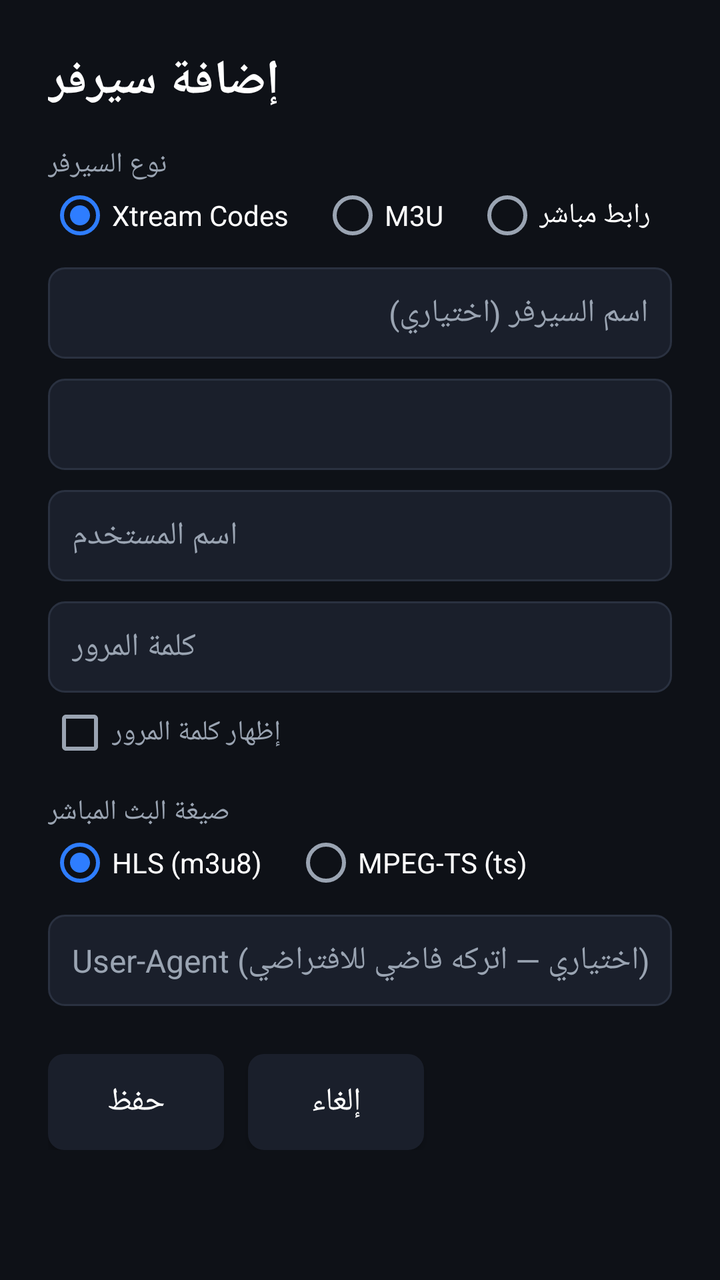
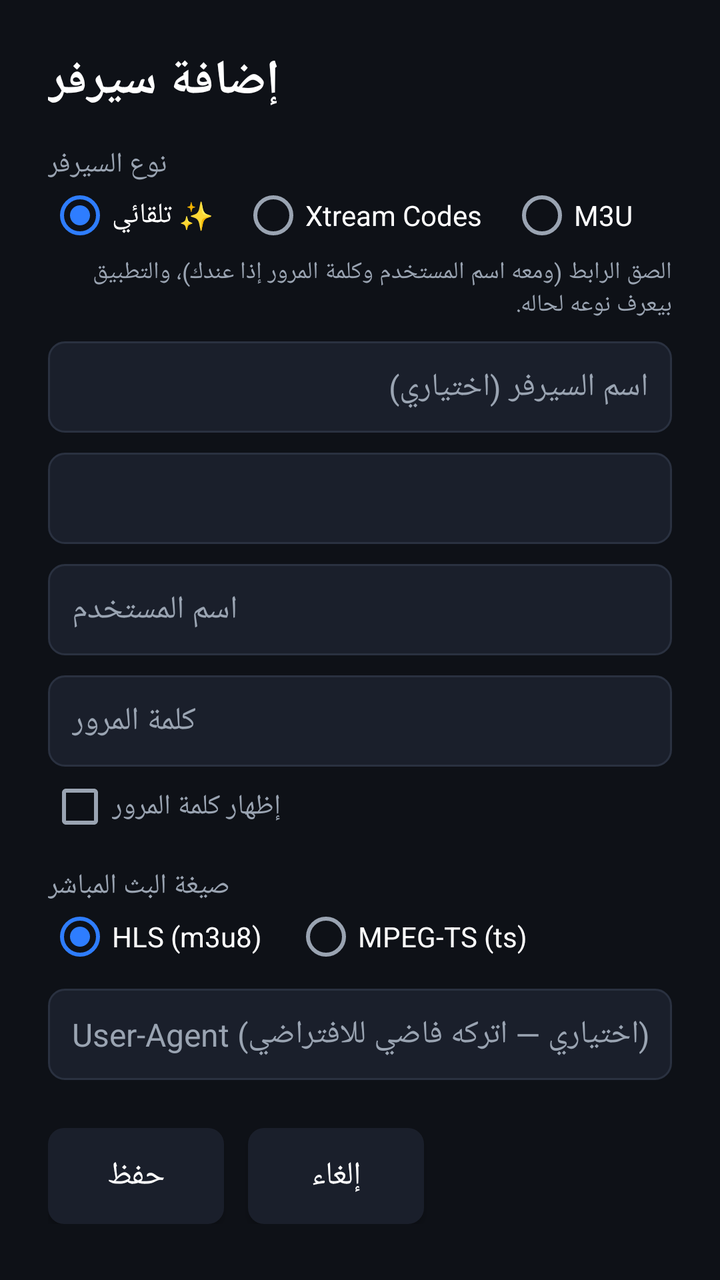

The first picture is an Android layout as it rendered before a commit; the second is the same layout after the commit. The layout source and the unified diff follow.
<!-- AndroidManifest.xml: application theme AppTheme -->
<!-- res/layout/activity_add_server.xml -->
<?xml version="1.0" encoding="utf-8"?>
<ScrollView xmlns:android="http://schemas.android.com/apk/res/android"
    android:layout_width="match_parent"
    android:layout_height="match_parent"
    android:fillViewport="true">

    <LinearLayout
        android:layout_width="match_parent"
        android:layout_height="wrap_content"
        android:layout_gravity="center_horizontal"
        android:orientation="vertical"
        android:padding="24dp">

        <TextView
            android:id="@+id/heading"
            android:layout_width="wrap_content"
            android:layout_height="wrap_content"
            android:text="إضافة سيرفر"
            android:textColor="@color/text"
            android:textSize="24sp"
            android:textStyle="bold" />

        <TextView
            android:layout_width="wrap_content"
            android:layout_height="wrap_content"
            android:layout_marginTop="16dp"
            android:text="@string/server_type"
            android:textColor="@color/text_dim" />

        <RadioGroup
            android:id="@+id/typeGroup"
            android:layout_width="match_parent"
            android:layout_height="wrap_content"
            android:checkedButton="@+id/rbXtream"
            android:orientation="horizontal">

            <RadioButton
                android:id="@+id/rbXtream"
                android:layout_width="wrap_content"
                android:layout_height="wrap_content"
                android:layout_marginEnd="16dp"
                android:text="Xtream Codes"
                android:textColor="@color/text" />

            <RadioButton
                android:id="@+id/rbM3u"
                android:layout_width="wrap_content"
                android:layout_height="wrap_content"
                android:layout_marginEnd="16dp"
                android:text="M3U"
                android:textColor="@color/text" />

            <RadioButton
                android:id="@+id/rbDirect"
                android:layout_width="wrap_content"
                android:layout_height="wrap_content"
                android:text="رابط مباشر"
                android:textColor="@color/text" />
        </RadioGroup>

        <EditText
            android:id="@+id/name"
            style="@style/TvInput"
            android:layout_width="match_parent"
            android:layout_height="wrap_content"
            android:hint="@string/server_name"
            android:inputType="text" />

        <EditText
            android:id="@+id/url"
            style="@style/TvInput"
            android:layout_width="match_parent"
            android:layout_height="wrap_content"
            android:inputType="textUri"
            android:textDirection="ltr" />

        <LinearLayout
            android:id="@+id/xtreamFields"
            android:layout_width="match_parent"
            android:layout_height="wrap_content"
            android:orientation="vertical">

            <EditText
                android:id="@+id/username"
                style="@style/TvInput"
                android:layout_width="match_parent"
                android:layout_height="wrap_content"
                android:hint="@string/username"
                android:inputType="text"
                android:textDirection="ltr" />

            <EditText
                android:id="@+id/password"
                style="@style/TvInput"
                android:layout_width="match_parent"
                android:layout_height="wrap_content"
                android:hint="@string/password"
                android:inputType="textPassword"
                android:textDirection="ltr" />

            <CheckBox
                android:id="@+id/showPassword"
                android:layout_width="wrap_content"
                android:layout_height="wrap_content"
                android:layout_marginTop="4dp"
                android:text="إظهار كلمة المرور"
                android:textColor="@color/text_dim" />

            <TextView
                android:layout_width="wrap_content"
                android:layout_height="wrap_content"
                android:layout_marginTop="14dp"
                android:text="@string/live_format"
                android:textColor="@color/text_dim" />

            <RadioGroup
                android:id="@+id/formatGroup"
                android:layout_width="match_parent"
                android:layout_height="wrap_content"
                android:checkedButton="@+id/rbHls"
                android:orientation="horizontal">

                <RadioButton
                    android:id="@+id/rbHls"
                    android:layout_width="wrap_content"
                    android:layout_height="wrap_content"
                    android:layout_marginEnd="16dp"
                    android:text="HLS (m3u8)"
                    android:textColor="@color/text" />

                <RadioButton
                    android:id="@+id/rbTs"
                    android:layout_width="wrap_content"
                    android:layout_height="wrap_content"
                    android:text="MPEG-TS (ts)"
                    android:textColor="@color/text" />
            </RadioGroup>
        </LinearLayout>

        <EditText
            android:id="@+id/userAgent"
            style="@style/TvInput"
            android:layout_width="match_parent"
            android:layout_height="wrap_content"
            android:hint="@string/user_agent"
            android:inputType="text"
            android:textDirection="ltr" />

        <LinearLayout
            android:layout_width="match_parent"
            android:layout_height="wrap_content"
            android:layout_marginTop="24dp"
            android:gravity="center_vertical"
            android:orientation="horizontal">

            <Button
                android:id="@+id/btnSave"
                style="@style/TvButton"
                android:layout_width="wrap_content"
                android:layout_height="wrap_content"
                android:text="@string/save" />

            <Button
                android:id="@+id/btnCancel"
                style="@style/TvButton"
                android:layout_width="wrap_content"
                android:layout_height="wrap_content"
                android:layout_marginStart="12dp"
                android:text="@string/cancel" />

            <ProgressBar
                android:id="@+id/progress"
                android:layout_width="32dp"
                android:layout_height="32dp"
                android:layout_marginStart="16dp"
                android:visibility="gone" />
        </LinearLayout>
    </LinearLayout>
</ScrollView>
<!-- resources referenced by this layout -->
<resources>
  <color name="text">#FFFFFF</color>
  <color name="text_dim">#9AA4B2</color>
  <string name="cancel">إلغاء</string>
  <string name="live_format">صيغة البث المباشر</string>
  <string name="password">كلمة المرور</string>
  <string name="save">حفظ</string>
  <string name="server_name">اسم السيرفر (اختياري)</string>
  <string name="server_type">نوع السيرفر</string>
  <string name="user_agent">User-Agent (اختياري — اتركه فاضي للافتراضي)</string>
  <string name="username">اسم المستخدم</string>
  <style name="TvButton" parent="Widget.AppCompat.Button">
          <item name="android:background">@drawable/bg_focus</item>
          <item name="android:textColor">@color/text</item>
          <item name="android:textSize">16sp</item>
          <item name="android:paddingStart">20dp</item>
          <item name="android:paddingEnd">20dp</item>
          <item name="android:minHeight">48dp</item>
          <item name="android:textAllCaps">false</item>
          <item name="android:focusable">true</item>
      </style>
  <style name="TvInput">
          <item name="android:background">@drawable/bg_input</item>
          <item name="android:textColor">@color/text</item>
          <item name="android:textColorHint">@color/text_dim</item>
          <item name="android:padding">12dp</item>
          <item name="android:textSize">16sp</item>
          <item name="android:singleLine">true</item>
          <item name="android:layout_marginTop">10dp</item>
      </style>
  <style name="AppTheme" parent="Theme.AppCompat.NoActionBar">
          <item name="colorPrimary">@color/accent</item>
          <item name="colorPrimaryDark">@color/bg</item>
          <item name="colorAccent">@color/accent</item>
          <item name="android:windowBackground">@color/bg</item>
          <item name="android:textColorPrimary">@color/text</item>
          <item name="android:textColorSecondary">@color/text_dim</item>
          <item name="android:statusBarColor">@color/bg</item>
          <item name="android:navigationBarColor">@color/bg</item>
      </style>
  <!-- drawable bg_focus (drawable) -->
  <?xml version="1.0" encoding="utf-8"?>
  <selector xmlns:android="http://schemas.android.com/apk/res/android">
      <item android:state_focused="true">
          <shape><solid android:color="@color/accent" /><corners android:radius="8dp" /></shape>
      </item>
      <item android:state_pressed="true">
          <shape><solid android:color="@color/accent" /><corners android:radius="8dp" /></shape>
      </item>
      <item android:state_activated="true">
          <shape><solid android:color="@color/accent_dim" /><corners android:radius="8dp" /></shape>
      </item>
      <item>
          <shape><solid android:color="@color/surface" /><corners android:radius="8dp" /></shape>
      </item>
  </selector>
  <!-- drawable bg_input (drawable) -->
  <?xml version="1.0" encoding="utf-8"?>
  <selector xmlns:android="http://schemas.android.com/apk/res/android">
      <item android:state_focused="true">
          <shape>
              <solid android:color="@color/surface" />
              <stroke android:width="2dp" android:color="@color/accent" />
              <corners android:radius="8dp" />
          </shape>
      </item>
      <item>
          <shape>
              <solid android:color="@color/surface" />
              <stroke android:width="1dp" android:color="#2A3140" />
              <corners android:radius="8dp" />
          </shape>
      </item>
  </selector>
  <color name="accent">#2E7DFF</color>
  <color name="bg">#0E1117</color>
  <color name="accent_dim">#1E3A66</color>
  <color name="surface">#1A1F2B</color>
</resources>

<!-- the commit's change to res/layout/activity_add_server.xml (unified diff, before → after) -->
@@ -27,36 +27,59 @@
             android:text="@string/server_type"
             android:textColor="@color/text_dim" />
 
-        <RadioGroup
-            android:id="@+id/typeGroup"
-            android:layout_width="match_parent"
-            android:layout_height="wrap_content"
-            android:checkedButton="@+id/rbXtream"
-            android:orientation="horizontal">
-
-            <RadioButton
-                android:id="@+id/rbXtream"
-                android:layout_width="wrap_content"
-                android:layout_height="wrap_content"
-                android:layout_marginEnd="16dp"
-                android:text="Xtream Codes"
-                android:textColor="@color/text" />
-
-            <RadioButton
-                android:id="@+id/rbM3u"
-                android:layout_width="wrap_content"
-                android:layout_height="wrap_content"
-                android:layout_marginEnd="16dp"
-                android:text="M3U"
-                android:textColor="@color/text" />
-
-            <RadioButton
-                android:id="@+id/rbDirect"
-                android:layout_width="wrap_content"
-                android:layout_height="wrap_content"
-                android:text="رابط مباشر"
-                android:textColor="@color/text" />
-        </RadioGroup>
+        <HorizontalScrollView
+            android:layout_width="match_parent"
+            android:layout_height="wrap_content"
+            android:scrollbars="none">
+
+            <RadioGroup
+                android:id="@+id/typeGroup"
+                android:layout_width="wrap_content"
+                android:layout_height="wrap_content"
+                android:checkedButton="@+id/rbAuto"
+                android:orientation="horizontal">
+
+                <RadioButton
+                    android:id="@+id/rbAuto"
+                    android:layout_width="wrap_content"
+                    android:layout_height="wrap_content"
+                    android:layout_marginEnd="14dp"
+                    android:text="✨ تلقائي"
+                    android:textColor="@color/text" />
+
+                <RadioButton
+                    android:id="@+id/rbXtream"
+                    android:layout_width="wrap_content"
+                    android:layout_height="wrap_content"
+                    android:layout_marginEnd="14dp"
+                    android:text="Xtream Codes"
+                    android:textColor="@color/text" />
+
+                <RadioButton
+                    android:id="@+id/rbM3u"
+                    android:layout_width="wrap_content"
+                    android:layout_height="wrap_content"
+                    android:layout_marginEnd="14dp"
+                    android:text="M3U"
+                    android:textColor="@color/text" />
+
+                <RadioButton
+                    android:id="@+id/rbDirect"
+                    android:layout_width="wrap_content"
+                    android:layout_height="wrap_content"
+                    android:text="رابط مباشر"
+                    android:textColor="@color/text" />
+            </RadioGroup>
+        </HorizontalScrollView>
+
+        <TextView
+            android:id="@+id/autoHint"
+            android:layout_width="match_parent"
+            android:layout_height="wrap_content"
+            android:layout_marginTop="4dp"
+            android:text="الصق الرابط (ومعه اسم المستخدم وكلمة المرور إذا عندك)، والتطبيق بيعرف نوعه لحاله."
+            android:textColor="@color/text_dim"
+            android:textSize="12sp" />
 
         <EditText
             android:id="@+id/name"
@@ -175,5 +198,13 @@
                 android:layout_marginStart="16dp"
                 android:visibility="gone" />
         </LinearLayout>
+        <TextView
+            android:id="@+id/detectStatus"
+            android:layout_width="match_parent"
+            android:layout_height="wrap_content"
+            android:layout_marginTop="12dp"
+            android:textColor="@color/accent"
+            android:textSize="14sp"
+            android:visibility="gone" />
     </LinearLayout>
 </ScrollView>
